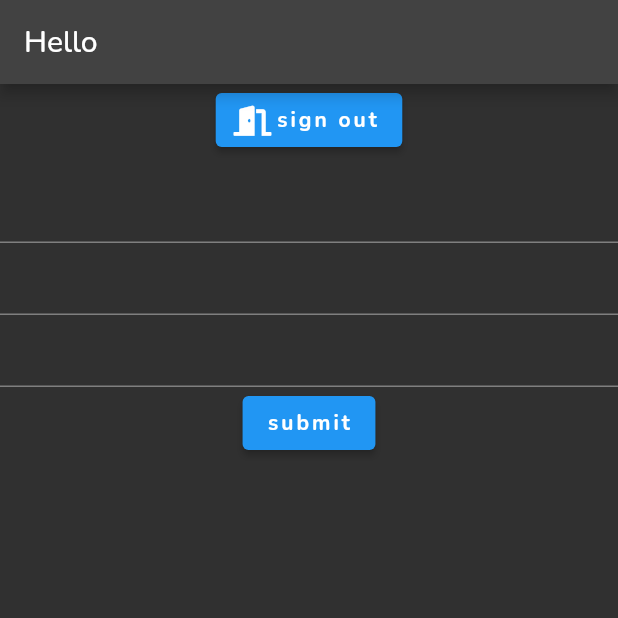
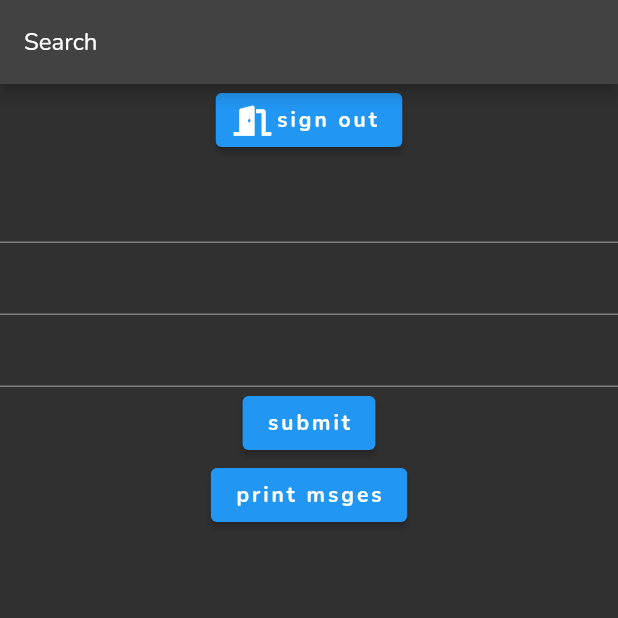
Before and after one commit to ASM-developers/iitihub, a Flutter app: the screen it shows once a user with an empty profile is signed in, on a phone screen of 412 x 824 dp, the top half of it. Run offline on Flutter 3.47's test engine with Material 2 defaults, Android fonts, the phone set to English and light mode, and no system bars; our stand-ins replace cloud_firestore, firebase_auth, firebase_core, font_awesome_flutter, google_fonts, google_sign_in and 2 more; missing offline and left inert: extension_google_sign_in_as_googleapis_auth, firebase_auth_web, googleapis; accounts and stored records are empty; network calls fail.

```diff
--- a/lib/profile/profile.dart
+++ b/lib/profile/profile.dart
@@ -3,6 +3,7 @@ import 'package:flutter/material.dart';
 import 'package:firstapp/services/auth.dart';
 import 'package:firstapp/login/login.dart';
 import 'package:font_awesome_flutter/font_awesome_flutter.dart';
+import 'package:firstapp/services/gmail.dart';
 
 class ProfileScreen extends StatelessWidget {
   final data1 = TextEditingController();
@@ -15,7 +16,8 @@ class ProfileScreen extends StatelessWidget {
   Widget build(BuildContext context) {
     return Scaffold(
       appBar: AppBar(
-        title: Text('Hello ${AuthService().user?.displayName}'),
+        // title: Text('Hello ${AuthService().user?.displayName}'),
+        title: SearchBar(),
       ),
       body: Column(children: [
         LoginButton(
@@ -39,7 +41,11 @@ class ProfileScreen extends StatelessWidget {
                 dept: data1.text, email: data2.text, grad_yr: data3.text);
           },
           child: const Text('submit'),
-        )
+        ),
+        ElevatedButton(
+            onPressed: () => mailStreamliner()
+                .PrintMessages('in:inbox subject:night AND subject:canteen'),
+            child: const Text('print msges'))
       ]),
     );
   }
@@ -59,3 +65,30 @@ class ProfileScreen extends StatelessWidget {
     await docuser.set(json);
   }
 }
+
+class SearchBar extends StatefulWidget {
+  @override
+  _SearchBarState createState() => _SearchBarState();
+}
+
+class _SearchBarState extends State<SearchBar> {
+  String _searchQuery = '';
+
+  @override
+  Widget build(BuildContext context) {
+    return TextField(
+      decoration: InputDecoration(
+        hintText: 'Search',
+        hintStyle: TextStyle(color: Colors.white),
+        border: InputBorder.none,
+      ),
+      style: TextStyle(color: Colors.white),
+      onChanged: (query) {
+        setState(() {
+          _searchQuery = query;
+        });
+        // Call function to fetch search results using _searchQuery
+      },
+    );
+  }
+}
--- a/lib/services/auth.dart
+++ b/lib/services/auth.dart
@@ -1,10 +1,28 @@
+import 'package:googleapis/gmail/v1.dart' as gmail;
 import 'package:firebase_auth/firebase_auth.dart';
 import 'package:google_sign_in/google_sign_in.dart';
+import 'package:extension_google_sign_in_as_googleapis_auth/extension_google_sign_in_as_googleapis_auth.dart';
+import 'package:googleapis_auth/googleapis_auth.dart' as auth show AuthClient;
+import 'package:googleapis_auth/auth_io.dart';
+import 'package:googleapis/gmail/v1.dart' as gmail;
+import 'dart:convert';
+import 'package:http/http.dart' as http;
+
+const CLIENT_ID =
+    '710399060234-goduuvh2htd6pomkdpaa1d7cbqa0htn0.apps.googleusercontent.com';
 
 class AuthService {
   final userStream = FirebaseAuth.instance.authStateChanges();
   final user = FirebaseAuth.instance.currentUser;
-  final GoogleSignIn googleSignIn = GoogleSignIn();
+
+  final GoogleSignIn? googleSignIn = GoogleSignIn(
+    scopes: ['email', 'https://www.googleapis.com/auth/gmail.modify'],
+    hostedDomain: "",
+    clientId: "",
+  );
+
+  var code;
+
   Future<void> anonLogin() async {
     try {
       await FirebaseAuth.instance.signInAnonymously();
@@ -21,17 +39,59 @@ class AuthService {
 
   Future<void> googleLogin() async {
     try {
-      final googleUser = await GoogleSignIn().signIn();
+      final googleUser = await googleSignIn!.signIn();
       if (googleUser == null) return;
-
+      code = googleUser.serverAuthCode;
       final googleAuth = await googleUser.authentication;
       final authCredential = GoogleAuthProvider.credential(
         accessToken: googleAuth.accessToken,
         idToken: googleAuth.idToken,
       );
+
       await FirebaseAuth.instance.signInWithCredential(authCredential);
     } on FirebaseAuthException catch (e) {
       print(e);
     }
   }
+
+  Future<AuthClient> httpClient() async {
+    await googleLogin();
+
+    final client = (await googleSignIn!.authenticatedClient())!;
+    // this post request should be able to give you a refreshtoken provided you have a client secret
+    //but android does not have a client secret. This is only for web
+
+    // final response = await http.post(
+    //   Uri.parse('https://oauth2.googleapis.com/token'),
+    //   headers: {'Content-Type': 'application/x-www-form-urlencoded'},
+    //   body: {
+    //     'code': code!,
+    //     'client_id': 'YOUR_CLIENT_ID',
+    //     'client_secret': 'YOUR_CLIENT_SECRET',
+    //     'redirect_uri': 'YOUR_REDIRECT_URI',
+    //     'grant_type': 'authorization_code',
+    //   },
+    // );
+
+    // final Map<String, dynamic> tokens = jsonDecode(response.body);
+
+    // final refreshToken = tokens['refresh_token'];
+    // print(refreshToken);
+    // print(client.credentials.refreshToken);
+    // final refreshingClient =
+    //     autoRefreshingClient(ClientId(CLIENT_ID), client.credentials, client);
+
+    //this thing will grant a new AccessToken given you have a refreshToken
+    //http.post to this thing https://oauth2.googleapis.com/token
+
+    // POST /token HTTP/1.1
+    // Host: oauth2.googleapis.com
+    // Content-Type: application/x-www-form-urlencoded
+
+    // client_id=ClientId(CLIENT_ID)&
+    // client_secret=ClientId(CLIENT_ID).secret&
+    // refresh_token=refresh_token&
+    // grant_type=refresh_token
+    return client;
+  }
 }
--- a/pubspec.yaml
+++ b/pubspec.yaml
@@ -25,7 +25,9 @@ dependencies:
   rxdart: 0.27.2
   get:
   json_annotation: ^4.6.0
-
+  extension_google_sign_in_as_googleapis_auth: ^2.0.9
+  http: ^0.13.5
+  # google_auth_io: ^2.1.0
 # auth: FirebaseAuthWeb.instance;
 dev_dependencies:
   flutter_test:
```
Also changed, not shown: lib/services/gmail.dart (+33 -5 lines), pubspec.lock.
